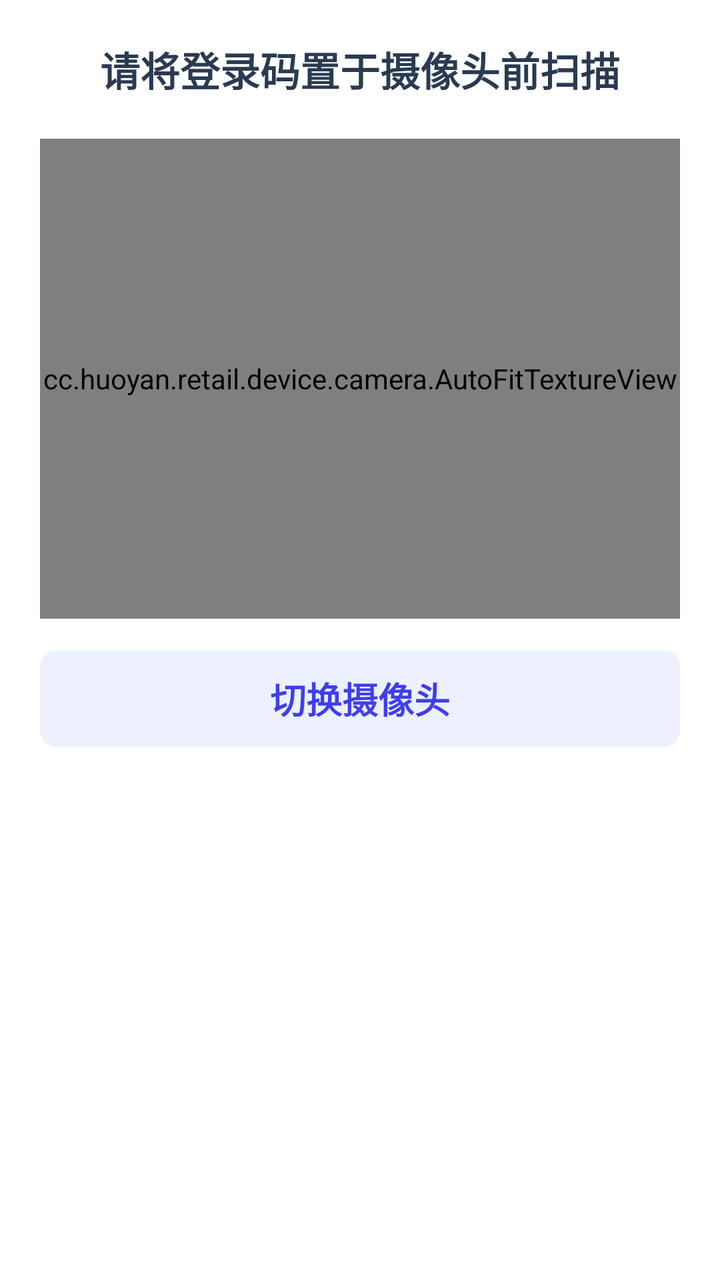
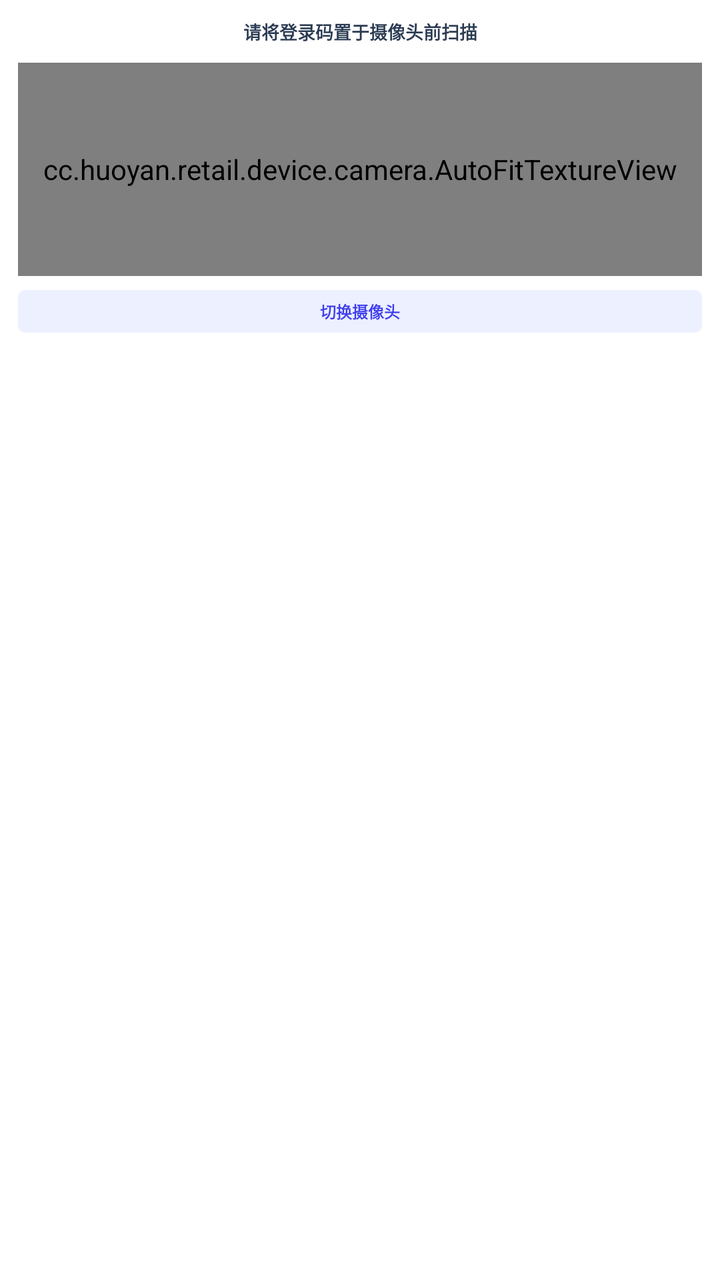

Compare the two renders of this Android layout. The source of the first and the diff that turns it into the second are given below.
<!-- AndroidManifest.xml: application theme AppTheme.NoActionBar -->
<!-- res/layout/dialog_scan_wechat_qrcode.xml -->
<?xml version="1.0" encoding="utf-8"?>
<LinearLayout xmlns:android="http://schemas.android.com/apk/res/android"
    android:layout_width="match_parent" android:layout_height="wrap_content"
    android:orientation="vertical" android:gravity="center_horizontal"
    android:background="@drawable/bg_white_radius_5" android:padding="20dp">
    <TextView android:id="@+id/text" android:layout_width="match_parent"
        android:layout_height="wrap_content" android:gravity="center"
        android:text="@string/scan_qrcode_hint" android:textColor="#293A51"
        android:textSize="20sp" android:textStyle="bold" />
    <FrameLayout android:id="@+id/scanPreview" android:layout_width="match_parent"
        android:layout_height="240dp" android:layout_marginTop="20dp"
        android:background="#000000">
        <cc.huoyan.retail.device.camera.AutoFitTextureView
            android:id="@+id/surfaceView" android:layout_width="match_parent"
            android:layout_height="match_parent" android:layout_gravity="center" />
    </FrameLayout>
    <TextView android:id="@+id/scanSwitchCamera" android:layout_width="match_parent"
        android:layout_height="48dp" android:layout_marginTop="16dp" android:gravity="center"
        android:background="@drawable/land_soft" android:text="@string/scan_switch_camera"
        android:textColor="#3F3EED" android:textSize="18sp" android:textStyle="bold" android:includeFontPadding="false" android:fontFamily="@font/retail_sans" android:clickable="true" android:focusable="true" />
</LinearLayout>
<!-- resources referenced by this layout -->
<resources>
  <!-- drawable bg_white_radius_5 (drawable) -->
  <shape xmlns:android="http://schemas.android.com/apk/res/android"
      android:shape="rectangle">
      <corners android:radius="@dimen/dp_5" />
      <solid android:color="@android:color/white" />
  </shape>
  <!-- drawable land_soft (drawable) -->
  <?xml version='1.0' encoding='utf-8'?>
  <shape xmlns:android="http://schemas.android.com/apk/res/android" android:shape="rectangle">
      <solid android:color="#EDF0FF" />
      <corners android:radius="8dp" />
  </shape>
  <string name="scan_qrcode_hint">请将登录码置于摄像头前扫描</string>
  <string name="scan_switch_camera">切换摄像头</string>
  <style name="AppTheme.NoActionBar" parent="Theme.MaterialComponents.NoActionBar">
          <item name="android:windowAnimationStyle">@style/NoPageAnimation</item>
          <item name="android:windowBackground">@color/white</item>
      </style>
  <dimen name="dp_5">5dp</dimen>
  <style name="NoPageAnimation" parent="android:style/Animation.Activity">
          <item name="android:activityOpenEnterAnimation">@null</item>
          <item name="android:activityOpenExitAnimation">@null</item>
          <item name="android:activityCloseEnterAnimation">@null</item>
          <item name="android:activityCloseExitAnimation">@null</item>
      </style>
  <color name="white">#FFFFFFFF</color>
</resources>

<!-- the commit's change to res/layout/dialog_scan_wechat_qrcode.xml (unified diff, before → after) -->
@@ -1,21 +1,49 @@
 <?xml version="1.0" encoding="utf-8"?>
 <LinearLayout xmlns:android="http://schemas.android.com/apk/res/android"
-    android:layout_width="match_parent" android:layout_height="wrap_content"
-    android:orientation="vertical" android:gravity="center_horizontal"
-    android:background="@drawable/bg_white_radius_5" android:padding="20dp">
-    <TextView android:id="@+id/text" android:layout_width="match_parent"
-        android:layout_height="wrap_content" android:gravity="center"
-        android:text="@string/scan_qrcode_hint" android:textColor="#293A51"
-        android:textSize="20sp" android:textStyle="bold" />
-    <FrameLayout android:id="@+id/scanPreview" android:layout_width="match_parent"
-        android:layout_height="240dp" android:layout_marginTop="20dp"
+    android:layout_width="match_parent"
+    android:layout_height="wrap_content"
+    android:orientation="vertical"
+    android:gravity="center_horizontal"
+    android:background="@drawable/bg_white_radius_5"
+    android:padding="@dimen/dp_10">
+
+    <TextView
+        android:id="@+id/text"
+        android:layout_width="match_parent"
+        android:layout_height="wrap_content"
+        android:gravity="center"
+        android:text="@string/scan_qrcode_hint"
+        android:textColor="#293A51"
+        android:textSize="@dimen/sp_10"
+        android:textStyle="bold" />
+
+    <FrameLayout
+        android:id="@+id/scanPreview"
+        android:layout_width="match_parent"
+        android:layout_height="@dimen/dp_120"
+        android:layout_marginTop="@dimen/dp_10"
         android:background="#000000">
+
         <cc.huoyan.retail.device.camera.AutoFitTextureView
-            android:id="@+id/surfaceView" android:layout_width="match_parent"
-            android:layout_height="match_parent" android:layout_gravity="center" />
+            android:id="@+id/surfaceView"
+            android:layout_width="match_parent"
+            android:layout_height="match_parent"
+            android:layout_gravity="center" />
     </FrameLayout>
-    <TextView android:id="@+id/scanSwitchCamera" android:layout_width="match_parent"
-        android:layout_height="48dp" android:layout_marginTop="16dp" android:gravity="center"
-        android:background="@drawable/land_soft" android:text="@string/scan_switch_camera"
-        android:textColor="#3F3EED" android:textSize="18sp" android:textStyle="bold" android:includeFontPadding="false" android:fontFamily="@font/retail_sans" android:clickable="true" android:focusable="true" />
+
+    <TextView
+        android:id="@+id/scanSwitchCamera"
+        android:layout_width="match_parent"
+        android:layout_height="@dimen/dp_24"
+        android:layout_marginTop="@dimen/dp_8"
+        android:gravity="center"
+        android:background="@drawable/land_soft"
+        android:text="@string/scan_switch_camera"
+        android:textColor="#3F3EED"
+        android:textSize="@dimen/sp_9"
+        android:textStyle="bold"
+        android:includeFontPadding="false"
+        android:fontFamily="@font/retail_sans"
+        android:clickable="true"
+        android:focusable="true" />
 </LinearLayout>
<!-- resource entries referenced after the edit -->
@@ -1,5 +1,11 @@
 <!-- resources referenced by this layout -->
 <resources>
+  <dimen name="dp_10">10dp</dimen>
+  <dimen name="dp_120">120dp</dimen>
+  <dimen name="dp_24">24dp</dimen>
+  <dimen name="dp_8">8dp</dimen>
+  <dimen name="sp_10">10sp</dimen>
+  <dimen name="sp_9">9sp</dimen>
   <!-- drawable bg_white_radius_5 (drawable) -->
   <shape xmlns:android="http://schemas.android.com/apk/res/android"
       android:shape="rectangle">
@@ -8,9 +14,10 @@
   </shape>
   <!-- drawable land_soft (drawable) -->
   <?xml version='1.0' encoding='utf-8'?>
-  <shape xmlns:android="http://schemas.android.com/apk/res/android" android:shape="rectangle">
+  <shape xmlns:android="http://schemas.android.com/apk/res/android"
+      android:shape="rectangle">
       <solid android:color="#EDF0FF" />
-      <corners android:radius="8dp" />
+      <corners android:radius="@dimen/dp_4" />
   </shape>
   <string name="scan_qrcode_hint">请将登录码置于摄像头前扫描</string>
   <string name="scan_switch_camera">切换摄像头</string>
@@ -19,6 +26,7 @@
           <item name="android:windowBackground">@color/white</item>
       </style>
   <dimen name="dp_5">5dp</dimen>
+  <dimen name="dp_4">4dp</dimen>
   <style name="NoPageAnimation" parent="android:style/Animation.Activity">
           <item name="android:activityOpenEnterAnimation">@null</item>
           <item name="android:activityOpenExitAnimation">@null</item>
